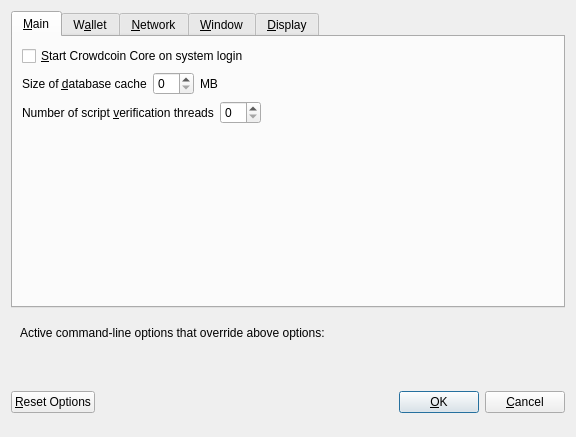
Above: src/qt/forms/optionsdialog.ui from voxelru/expcoin before the change. Below: the same form after it.
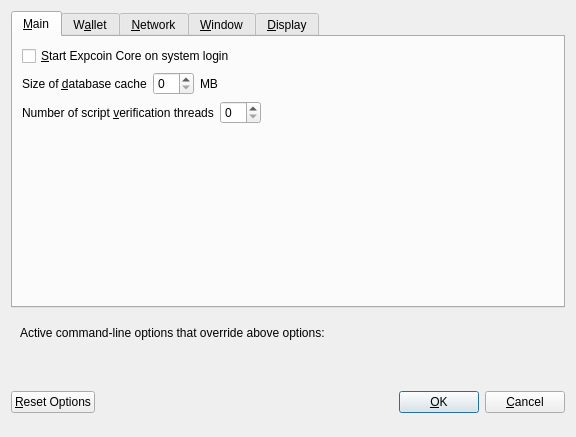
That is the form after the change. Custom widgets are drawn as their Qt base class.

What changed in the file:
```diff
--- a/src/qt/forms/optionsdialog.ui
+++ b/src/qt/forms/optionsdialog.ui
@@ -33,7 +33,7 @@
           <string>Automatically start Crowdcoin Core after logging in to the system.</string>
          </property>
          <property name="text">
-          <string>&amp;Start Crowdcoin Core on system login</string>
+          <string>&amp;Start Expcoin Core on system login</string>
          </property>
         </widget>
        </item>
```
Left out of the diff: 14 changed lines with no effect on the pictures.
